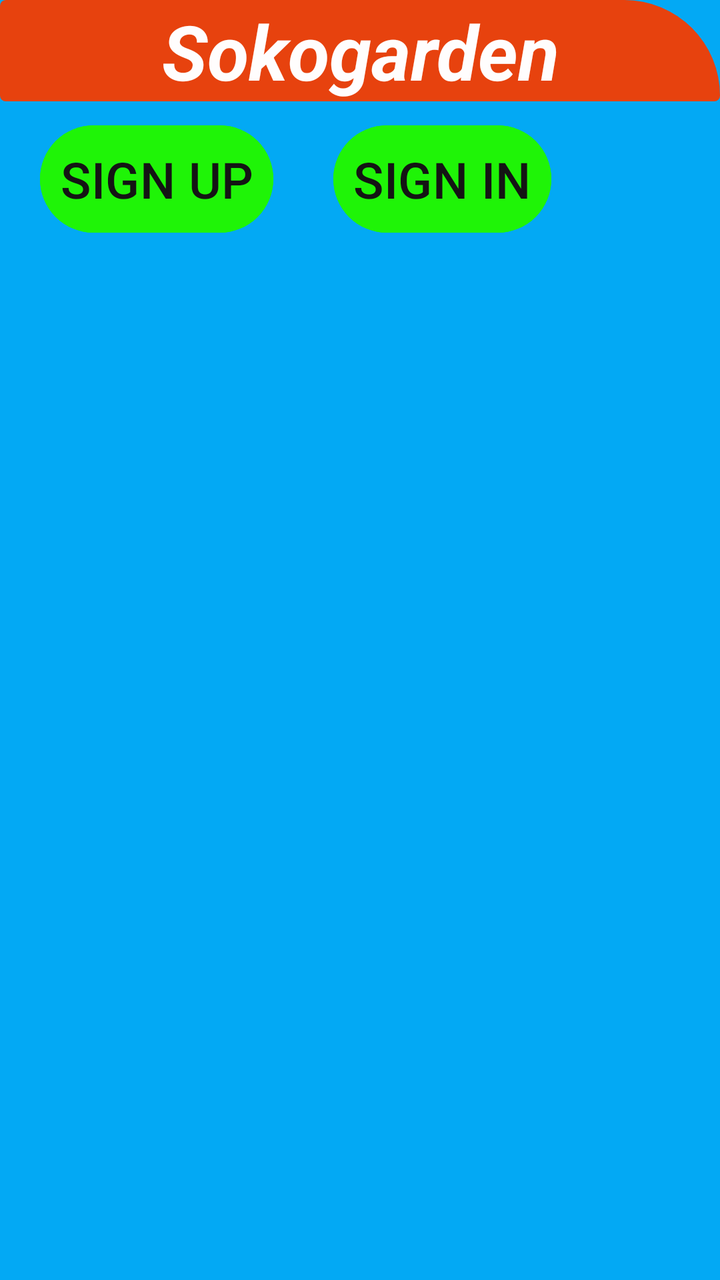
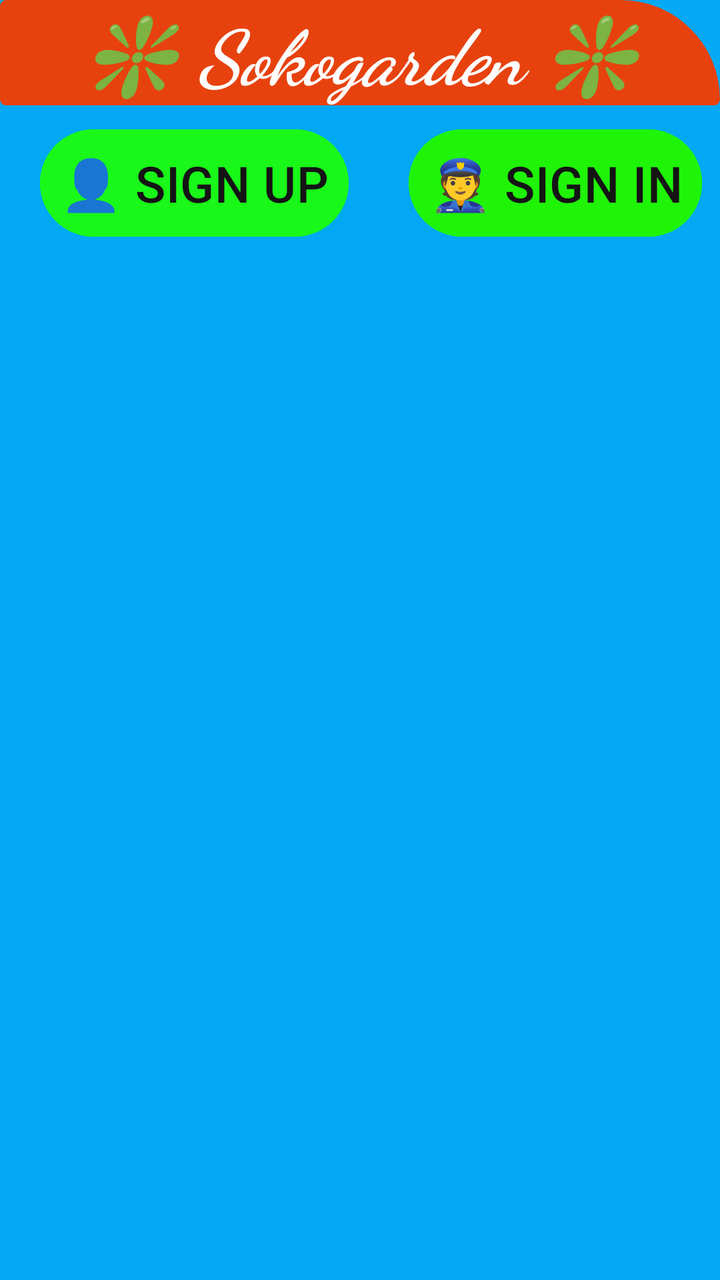

Two renders of the same Android screen: before a commit and after it. Below are the layout's source before the change and the commit's diff.
<!-- AndroidManifest.xml: application theme Theme.Sokogarden -->
<!-- res/layout/activity_main.xml -->
<?xml version="1.0" encoding="utf-8"?>
<LinearLayout xmlns:android="http://schemas.android.com/apk/res/android"
    xmlns:app="http://schemas.android.com/apk/res-auto"
    xmlns:tools="http://schemas.android.com/tools"
    android:id="@+id/main"
    android:layout_width="match_parent"
    android:layout_height="match_parent"
    android:orientation="vertical"
    android:background="#03A9F4"
    tools:context=".MainActivity">

   <TextView
       android:layout_width="match_parent"
       android:layout_height="wrap_content"
       android:text="Sokogarden"
       android:textSize="38sp"
       android:textAlignment="center"
       android:textStyle="bold|italic"
       android:background="@drawable/shape"
       android:textColor="#FFFDFD"/>
    
    <LinearLayout
        android:layout_width="match_parent"
        android:layout_height="wrap_content"
        android:orientation="horizontal">

        <Button
            android:layout_width="wrap_content"
            android:layout_height="wrap_content"
            android:text="SIGN UP"
            android:textSize="25sp"
            android:padding="10dp"
            android:layout_marginLeft="20dp"
            android:layout_marginTop="8dp"
            android:textColor="#141414"
            android:backgroundTint="#1FF407"
            android:id="@+id/signupbtn"/>

        <Button
            android:layout_width="wrap_content"
            android:layout_height="wrap_content"
            android:text="SIGN IN"
            android:textSize="25sp"
            android:padding="10dp"
            android:layout_marginLeft="30dp"
            android:layout_marginTop="8dp"
            android:textColor="#141414"
            android:backgroundTint="#1FF407"
            android:id="@+id/signinbtn"/>
    </LinearLayout>

</LinearLayout>
<!-- resources referenced by this layout -->
<resources>
  <!-- drawable shape (drawable) -->
  <?xml version="1.0" encoding="utf-8"?>
  <shape xmlns:android="http://schemas.android.com/apk/res/android">
      <solid
          android:color="#E7420E"/>
      <corners
          android:topRightRadius="500dp"
          android:radius="30dp"
  
          />
  </shape>
  <style name="Theme.Sokogarden" parent="Base.Theme.Sokogarden" />
  <style name="Base.Theme.Sokogarden" parent="Theme.Material3.DayNight.NoActionBar">
          
          
      </style>
</resources>

<!-- the commit's change to res/layout/activity_main.xml (unified diff, before → after) -->
@@ -8,12 +8,13 @@
     android:orientation="vertical"
     android:background="#03A9F4"
     tools:context=".MainActivity">
+    <TextView
 
-   <TextView
        android:layout_width="match_parent"
        android:layout_height="wrap_content"
-       android:text="Sokogarden"
+       android:text="❇️ Sokogarden ❇️"
        android:textSize="38sp"
+       android:fontFamily="cursive"
        android:textAlignment="center"
        android:textStyle="bold|italic"
        android:background="@drawable/shape"
@@ -27,19 +28,19 @@
         <Button
             android:layout_width="wrap_content"
             android:layout_height="wrap_content"
-            android:text="SIGN UP"
+            android:text="👤 SIGN UP"
             android:textSize="25sp"
             android:padding="10dp"
             android:layout_marginLeft="20dp"
             android:layout_marginTop="8dp"
             android:textColor="#141414"
-            android:backgroundTint="#1FF407"
+            android:backgroundTint="#19F819"
             android:id="@+id/signupbtn"/>
 
         <Button
             android:layout_width="wrap_content"
             android:layout_height="wrap_content"
-            android:text="SIGN IN"
+            android:text="👮 SIGN IN"
             android:textSize="25sp"
             android:padding="10dp"
             android:layout_marginLeft="30dp"
